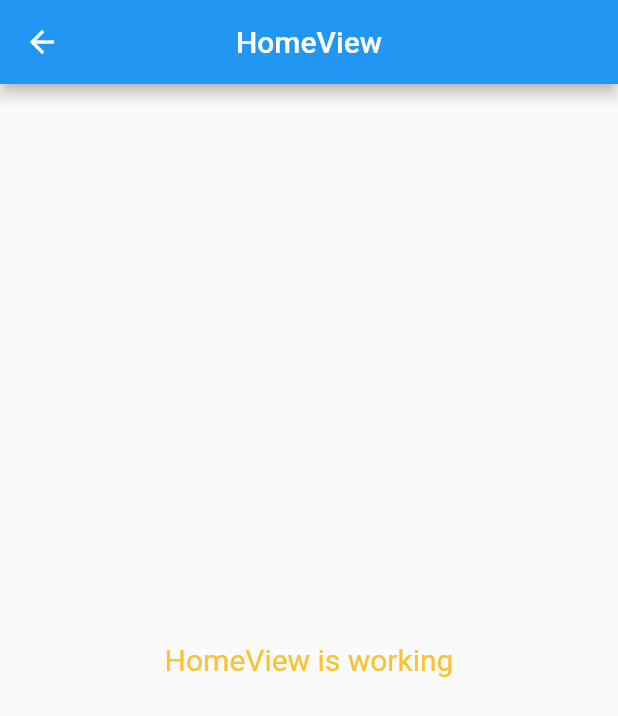
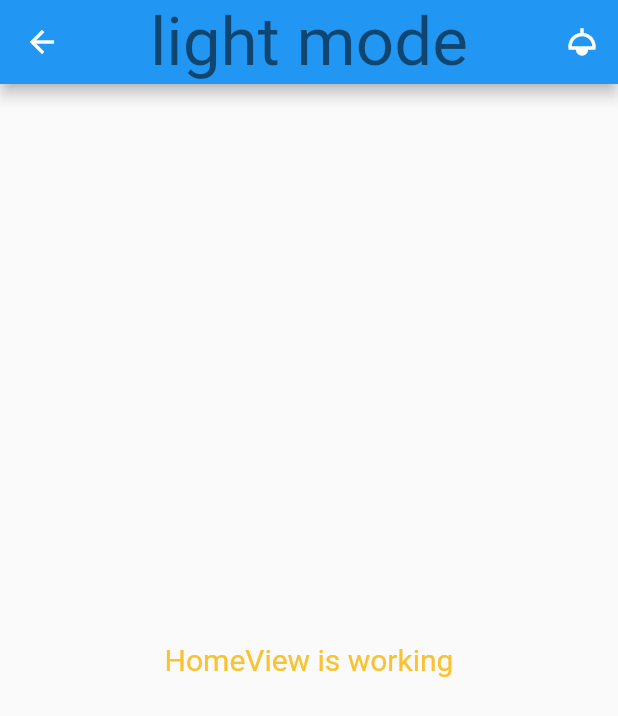
Before and after one commit to hebaea/OpenMovie, a Flutter app: the HomeView screen opened by its route, on a phone screen of 412 x 824 dp. Shown: the top 716 px of the screen. Run offline on Flutter 3.47's test engine with Material 2 defaults, Android fonts, the phone set to English and light mode, and no system bars; our stand-ins replace get.

Commit message:
mob next [ci-skip] [ci skip] [skip ci]
lastFile:lib/app/modules/home/views/home_view.dart

```diff
--- a/lib/app/modules/home/views/home_view.dart
+++ b/lib/app/modules/home/views/home_view.dart
@@ -10,7 +10,19 @@ class HomeView extends GetView<HomeController> {
   Widget build(BuildContext context) {
     return Scaffold(
       appBar: AppBar(
-        title: Text('HomeView'),
+        actions: [
+          IconButton(
+              onPressed: () {
+                Get.isDarkMode
+                    ? Get.changeTheme(ThemeData.light())
+                    : Get.changeTheme(ThemeData.dark());
+              },
+              icon: Icon(Icons.light_sharp))
+        ],
+        title: Text(
+          Get.isDarkMode ? 'dark mode' : 'light mode',
+          style: Theme.of(context).textTheme.headline3,
+        ),
         centerTitle: true,
       ),
       body: Center(
--- a/lib/app/modules/onboarding/views/onboarding_view.dart
+++ b/lib/app/modules/onboarding/views/onboarding_view.dart
@@ -35,11 +35,11 @@ class OnboardingView extends GetView<OnboardingController> {
                     crossAxisAlignment: CrossAxisAlignment.stretch,
                     children: [
                       const SizedBox(height: 37),
-                      const Center(
+                       Center(
                         child: Text(
                           'Keep Trak',
                           style: TextStyle(
-                              color: AppColors.textAppPrimay,
+                              color: AppColors.textPrimay,
                               fontWeight: FontWeight.bold,
                               fontSize: 30),
                         ),
--- a/lib/app/routes/app_pages.dart
+++ b/lib/app/routes/app_pages.dart
@@ -12,8 +12,8 @@ part 'app_routes.dart';
 class AppPages {
   AppPages._();
 
-  // static const INITIAL = Routes.HOME;
-  static const INITIAL = Routes.ONBOARDING;
+   static const INITIAL = Routes.HOME;
+  // static const INITIAL = Routes.ONBOARDING;
   static final routes = [
     GetPage(
       name: _Paths.HOME,
--- a/lib/main.dart
+++ b/lib/main.dart
@@ -8,6 +8,7 @@ void main() {
   runApp(
     GetMaterialApp(
       themeMode: ThemeMode.system,
+      darkTheme: ThemeData.dark(),
       title: true ? "Application" : "dasdasd",
       initialRoute: AppPages.INITIAL,
       getPages: AppPages.routes,
```
Also changed, not shown: pubspec.lock.
